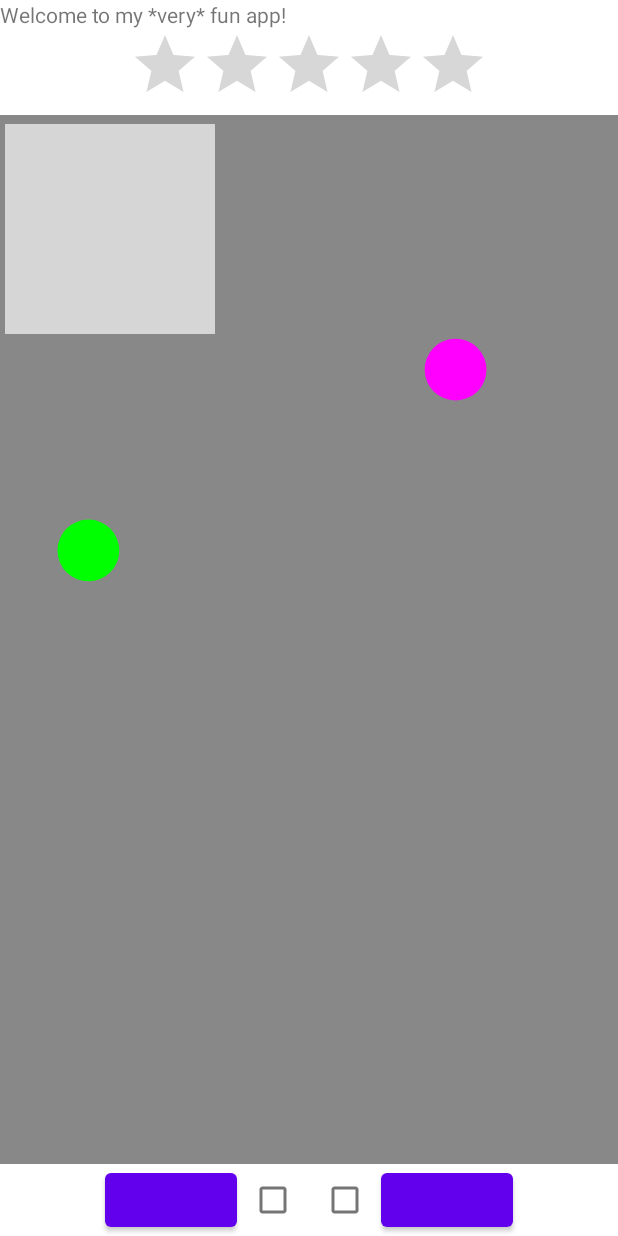
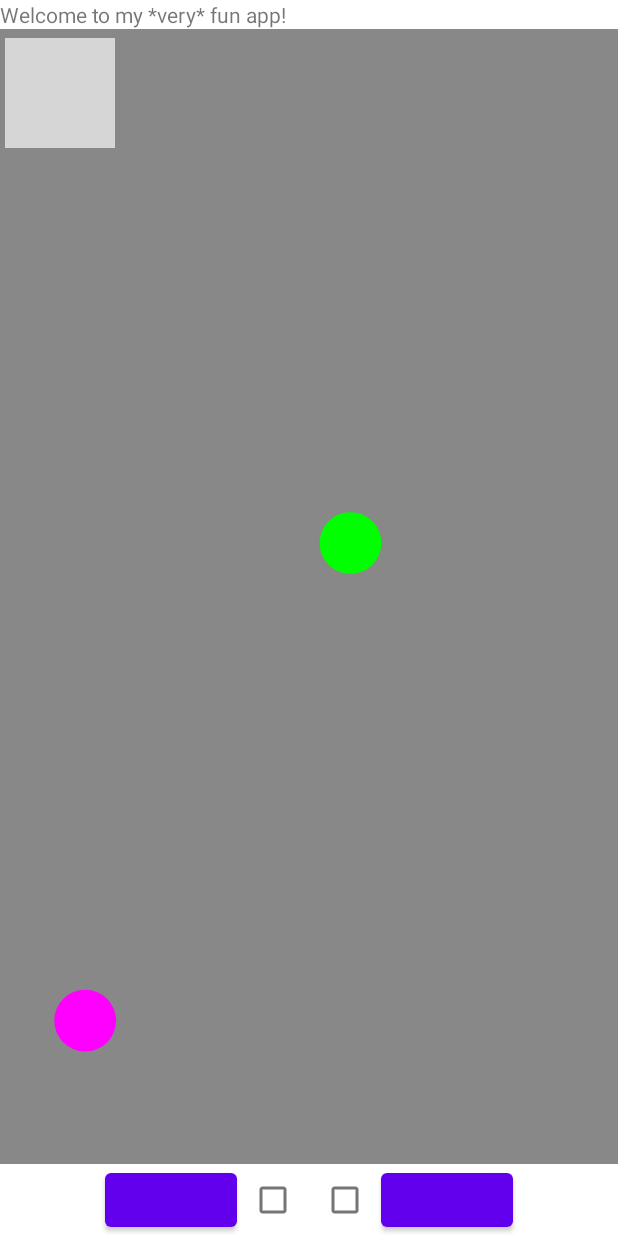
Before and after one commit to jebc314/Mobile07_Animated-Game, an Android app: the layout activity_main.xml on its own in the app's theme, with its tools: preview values and no code run, on a phone screen of 412 x 824 dp. Run offline under Robolectric (Android 15) with nearby library versions, the phone set to English and light mode, and no system bars.

Commit message:
Set to portrait orientation, Ignore orientation changes, Full screen and remove title/action bar

```diff
--- a/app/src/main/AndroidManifest.xml
+++ b/app/src/main/AndroidManifest.xml
@@ -8,7 +8,10 @@
         android:label="@string/app_name"
         android:roundIcon="@mipmap/ic_launcher_round"
         android:supportsRtl="true"
-        android:theme="@style/Theme.AnimatedGame">
+        android:theme="@style/Theme.AnimatedGame"
+        android:screenOrientation="portrait"
+        android:configChanges="keyboardHidden|orientation|screenSize"
+        >
         <activity android:name=".MainActivity">
             <intent-filter>
                 <action android:name="android.intent.action.MAIN" />
--- a/app/src/main/res/layout/activity_main.xml
+++ b/app/src/main/res/layout/activity_main.xml
@@ -13,18 +13,18 @@
         app:layout_constraintLeft_toLeftOf="parent"
         app:layout_constraintTop_toTopOf="parent"
         android:id="@+id/welcomeText"/>
-    <RatingBar
+    <!--<RatingBar
         android:layout_width="wrap_content"
         android:layout_height="wrap_content"
         app:layout_constraintTop_toBottomOf="@+id/welcomeText"
         app:layout_constraintLeft_toLeftOf="parent"
         app:layout_constraintRight_toRightOf="parent"
-        android:id="@+id/ratingBar"/>
+        android:id="@+id/ratingBar"/>-->
     <view
         android:layout_width="match_parent"
         android:layout_height="0dp"
         class="com.cuijeb.animatedgame.DrawView"
-        app:layout_constraintTop_toBottomOf="@+id/ratingBar"
+        app:layout_constraintTop_toBottomOf="@+id/welcomeText"
         app:layout_constraintBottom_toTopOf="@+id/leftButton"
         android:id="@+id/drawView"/>
     <Button
--- a/app/src/main/res/values-night/themes.xml
+++ b/app/src/main/res/values-night/themes.xml
@@ -1,6 +1,6 @@
 <resources xmlns:tools="http://schemas.android.com/tools">
     <!-- Base application theme. -->
-    <style name="Theme.AnimatedGame" parent="Theme.MaterialComponents.DayNight.DarkActionBar">
+    <style name="Theme.AnimatedGame" parent="Theme.MaterialComponents.DayNight.NoActionBar">
         <!-- Primary brand color. -->
         <item name="colorPrimary">@color/purple_200</item>
         <item name="colorPrimaryVariant">@color/purple_700</item>
--- a/app/src/main/res/values/themes.xml
+++ b/app/src/main/res/values/themes.xml
@@ -1,6 +1,6 @@
 <resources xmlns:tools="http://schemas.android.com/tools">
     <!-- Base application theme. -->
-    <style name="Theme.AnimatedGame" parent="Theme.MaterialComponents.DayNight.DarkActionBar">
+    <style name="Theme.AnimatedGame" parent="Theme.MaterialComponents.DayNight.NoActionBar">
         <!-- Primary brand color. -->
         <item name="colorPrimary">@color/purple_500</item>
         <item name="colorPrimaryVariant">@color/purple_700</item>
```
Also changed, not shown: app/src/main/java/com/cuijeb/animatedgame/MainActivity.java (+7 -0 lines).
